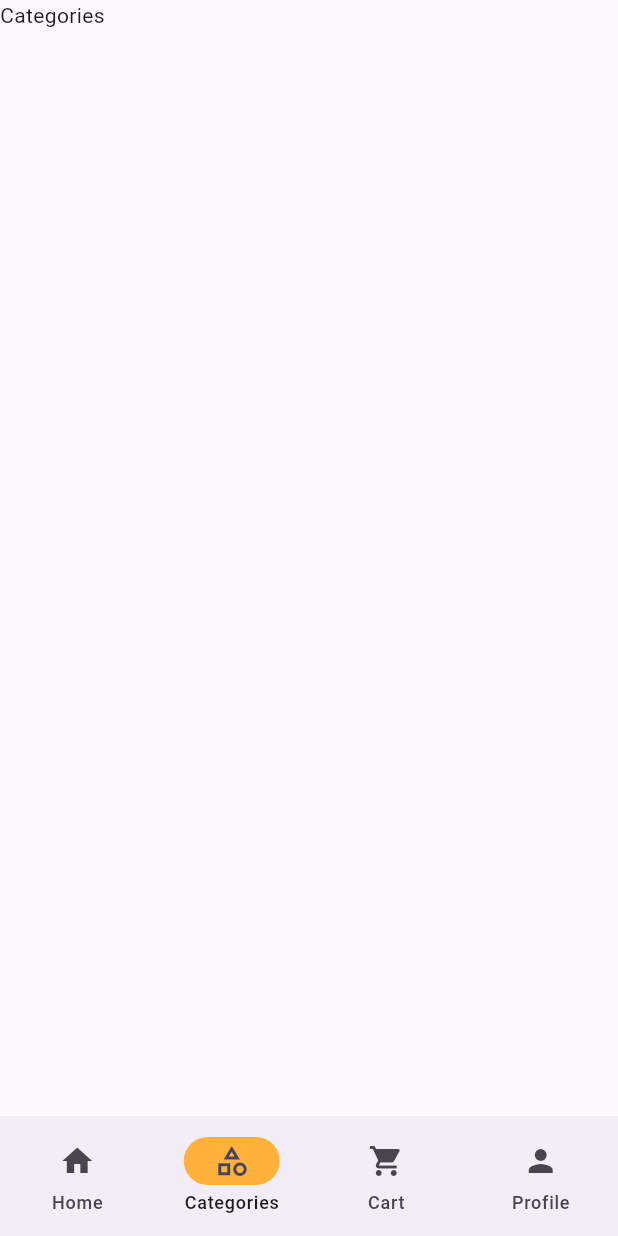
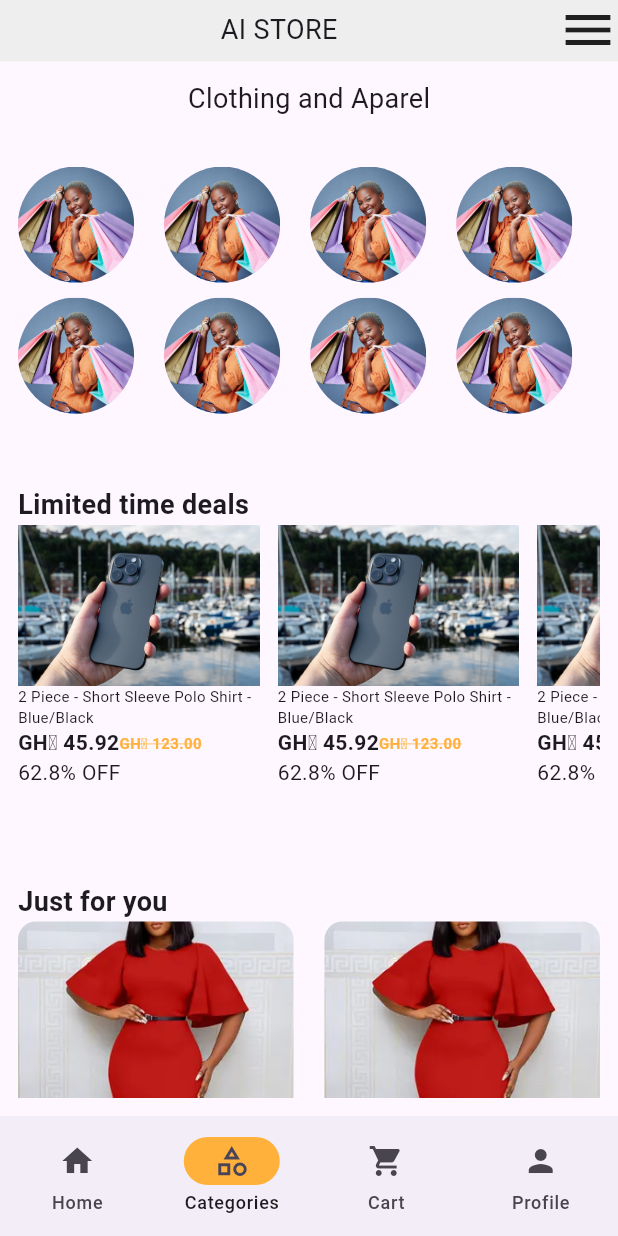
Before and after one commit to rans-rans/ai_store, a Flutter app: the screen it shows after launch, item 2 of the bottom bar chosen, on a phone screen of 412 x 824 dp. Run offline on Flutter 3.47's test engine with Material 3 defaults, Android fonts, the phone set to English and light mode, and no system bars; our stand-ins replace flutter_bloc.

Commit message:
added categories screen ui

```diff
--- /dev/null
+++ b/devtools_options.yaml
@@ -0,0 +1 @@
+extensions:
--- a/lib/main.dart
+++ b/lib/main.dart
@@ -25,6 +25,7 @@ class MyApp extends StatelessWidget {
         debugShowCheckedModeBanner: false,
         theme: lightTheme,
         darkTheme: darkTheme,
+        // themeMode: ThemeMode.dark,
       ),
     );
   }
--- a/lib/src/constants/colors.dart
+++ b/lib/src/constants/colors.dart
@@ -1,6 +1,7 @@
 import 'package:flutter/material.dart'
     show
         AppBarTheme,
+        CardTheme,
         Color,
         Colors,
         ElevatedButton,
@@ -22,9 +23,16 @@ final lightTheme = ThemeData.light().copyWith(
   elevatedButtonTheme: ElevatedButtonThemeData(
     style: ElevatedButton.styleFrom(foregroundColor: Colors.black),
   ),
+  cardTheme: const CardTheme(
+    surfaceTintColor: Colors.white,
+    // color: Colors.white,
+  ),
 );
 final darkTheme = ThemeData.dark().copyWith(
   primaryColor: primaryColor,
+  cardTheme: const CardTheme(
+    surfaceTintColor: Colors.black,
+  ),
   appBarTheme: const AppBarTheme(
     surfaceTintColor: Colors.black,
   ),
--- a/lib/src/constants/numbers.dart
+++ b/lib/src/constants/numbers.dart
@@ -9,7 +9,7 @@ const mediumSpacing = 16.0;
 const smallSpacing = 12.0;
 
 //styles
-const smallFont = 10.0;
+const smallFontSize = 10.0;
 const mediumFontSize = 18.0;
 const largeFontSize = 25.0;
 
--- a/lib/src/constants/strings.dart
+++ b/lib/src/constants/strings.dart
@@ -2,3 +2,4 @@
 const onboardingBackgroundImage = "assets/images/on_boarding_image.jpg";
 const googleLogoImage = "assets/images/google_logo.png";
 const iphone15Image = "assets/images/iphone15_img.jpeg";
+const redDressImage = "assets/images/red_dress.jpg";
--- /dev/null
+++ b/lib/src/features/home/presentation/screens/categories_screen.dart
@@ -0,0 +1,116 @@
+import 'package:flutter/material.dart';
+
+import '../../../../constants/numbers.dart';
+import '../widgets/categories_list.dart';
+
+class CategoriesScreen extends StatefulWidget {
+  const CategoriesScreen({super.key});
+
+  @override
+  State<CategoriesScreen> createState() => _CategoriesScreenState();
+}
+
+class _CategoriesScreenState extends State<CategoriesScreen>
+    with SingleTickerProviderStateMixin {
+  late AnimationController heightAnimationController;
+  late Animation<double> topContainerAnimation;
+
+  late Size screenSize;
+
+  final heightTransitionDuration = const Duration(milliseconds: 300);
+
+  @override
+  void initState() {
+    super.initState();
+
+    heightAnimationController = AnimationController(
+      vsync: this,
+      duration: heightTransitionDuration,
+    );
+  }
+
+  @override
+  void dispose() {
+    super.dispose();
+    heightAnimationController.dispose();
+  }
+
+  @override
+  Widget build(BuildContext context) {
+    screenSize = MediaQuery.sizeOf(context);
+    topContainerAnimation = Tween(
+      // 41 is just a lucky number i figured out from try and error. It works perfect for all screens
+      // Don't tell me it's a hardcoded value
+      begin: MediaQuery.paddingOf(context).top + 41,
+      end: screenSize.height -
+          (MediaQuery.paddingOf(context).bottom - kBottomNavigationBarHeight),
+    ).animate(heightAnimationController);
+
+    return Stack(
+      children: [
+        Container(
+          padding: const EdgeInsets.all(defaultPadding),
+          child: const CategoriesList(),
+        ),
+        AnimatedBuilder(
+          animation: topContainerAnimation,
+          builder: (context, child) {
+            return Container(
+              color: Colors.grey.shade200,
+              height: topContainerAnimation.value,
+              child: Column(
+                children: [
+                  SizedBox(height: MediaQuery.paddingOf(context).top),
+                  Row(
+                    children: [
+                      const Spacer(),
+                      const Text(
+                        "AI STORE",
+                        style: TextStyle(
+                          fontSize: mediumFontSize,
+                        ),
+                      ),
+                      const Spacer(),
+                      InkWell(
+                        onTap: () {
+                          if (heightAnimationController.isCompleted) {
+                            heightAnimationController.reverse();
+                          } else {
+                            heightAnimationController.forward();
+                          }
+                        },
+                        child: const Icon(
+                          Icons.menu,
+                          size: 40,
+                        ),
+                      ),
+                    ],
+                  ),
+                  //TODO list of categories here
+                  Expanded(
+                    child: GridView.builder(
+                      itemCount: 13,
+                      gridDelegate: const SliverGridDelegateWithFixedCrossAxisCount(
+                        crossAxisCount: 2,
+                        crossAxisSpacing: 5,
+                        mainAxisExtent: 100,
+                      ),
+                      itemBuilder: (context, index) {
+                        return const Card(
+                          child: SizedBox(
+                            height: 60,
+                            child: Text("Home Applicances"),
+                          ),
+                        );
+                      },
+                    ),
+                  )
+                ],
+              ),
+            );
+          },
+        ),
+      ],
+    );
+  }
+}
--- a/lib/src/features/home/presentation/screens/home_controller_screen.dart
+++ b/lib/src/features/home/presentation/screens/home_controller_screen.dart
@@ -2,6 +2,7 @@ import 'package:flutter/material.dart';
 import 'package:flutter_bloc/flutter_bloc.dart' show BlocBuilder, ReadContext;
 
 import '../blocs/bottom_nav_cubit/bottom_navigation_cubit.dart';
+import 'categories_screen.dart';
 import 'home_screen.dart';
 
 class HomeControllerScreen extends StatelessWidget {
@@ -9,28 +10,26 @@ class HomeControllerScreen extends StatelessWidget {
 
   @override
   Widget build(BuildContext context) {
-    final selectedIndexNotifier = ValueNotifier(0);
     const screens = [
       HomeScreen(),
-      Text("Categories"),
+      CategoriesScreen(),
       Text("Orders"),
       Text("Profile"),
     ];
+    return BlocBuilder<BottomNavigationCubit, int>(
+      builder: (context, state) {
         return Scaffold(
           body: BlocBuilder<BottomNavigationCubit, int>(
             builder: (context, state) {
               return screens[state];
             },
           ),
-      bottomNavigationBar: ValueListenableBuilder(
-          valueListenable: selectedIndexNotifier,
-          builder: (context, selectedIndex, child) {
-            return NavigationBar(
+          bottomNavigationBar: NavigationBar(
             indicatorColor: Theme.of(context).primaryColor,
-              selectedIndex: selectedIndex,
+            selectedIndex: state,
             onDestinationSelected: (index) {
+              if (state == index) return;
               context.read<BottomNavigationCubit>().changeTab(index);
-                selectedIndexNotifier.value = index;
             },
             destinations: const [
               NavigationDestination(
@@ -50,8 +49,9 @@ class HomeControllerScreen extends StatelessWidget {
                 label: "Profile",
               ),
             ],
+          ),
         );
-          }),
+      },
     );
   }
 }
--- /dev/null
+++ b/lib/src/features/home/presentation/widgets/categories_just_for_you_widget.dart
@@ -0,0 +1,39 @@
+import 'package:flutter/material.dart';
+
+import '../../../../constants/numbers.dart';
+import '../../../../constants/strings.dart';
+
+class CategoriesJustForYouWidget extends StatelessWidget {
+  const CategoriesJustForYouWidget({super.key});
+
+  @override
+  Widget build(BuildContext context) {
+    return Column(
+      crossAxisAlignment: CrossAxisAlignment.start,
+      children: [
+        //TODO  just for you image comes here
+        ClipRRect(
+          borderRadius: BorderRadius.circular(cardBorderRadius),
+          child: Image.asset(
+            redDressImage,
+            // height: screenSize.height * 0.15,
+            fit: BoxFit.cover,
+          ),
+        ),
+        const Text(
+          "Latest round neck short running from top to bottom",
+          maxLines: 1,
+          style: TextStyle(overflow: TextOverflow.ellipsis),
+        ),
+        const Text(
+          "GH₵ 500.99",
+          style: TextStyle(fontWeight: mediumFontWeight),
+        ),
+        const Text(
+          "Free delivery•from Ghana",
+          style: TextStyle(fontSize: smallFontSize, color: Colors.grey),
+        )
+      ],
+    );
+  }
+}
--- /dev/null
+++ b/lib/src/features/home/presentation/widgets/categories_list.dart
@@ -0,0 +1,93 @@
+import 'package:flutter/material.dart';
+
+import '../../../../constants/numbers.dart';
+import '../../../../constants/strings.dart';
+import 'categories_just_for_you_widget.dart';
+import 'limited_timed_deals_widget.dart';
+
+class CategoriesList extends StatelessWidget {
+  const CategoriesList({super.key});
+
+  @override
+  Widget build(BuildContext context) {
+    final screenSize = MediaQuery.sizeOf(context);
+    return SingleChildScrollView(
+      child: Column(
+        crossAxisAlignment: CrossAxisAlignment.start,
+        children: [
+          SizedBox(height: MediaQuery.paddingOf(context).top + 41),
+          //TODO  category name comes here
+          const Align(
+            alignment: Alignment.center,
+            child: Text(
+              "Clothing and Aparel",
+              style: TextStyle(fontSize: mediumFontSize),
+            ),
+          ),
+          const SizedBox(height: mediumSpacing * 2),
+          //TODO  sub-categories comes here
+          SizedBox(
+            height: screenSize.height * 0.2,
+            child: GridView.builder(
+              itemCount: 13,
+              scrollDirection: Axis.horizontal,
+              gridDelegate: const SliverGridDelegateWithFixedCrossAxisCount(
+                crossAxisCount: 2,
+                mainAxisSpacing: 20,
+                crossAxisSpacing: 10,
+              ),
+              itemBuilder: (context, index) {
+                //TODO it should have a tap event
+                return const CircleAvatar(
+                  backgroundImage: AssetImage(
+                    onboardingBackgroundImage,
+                  ),
+                );
+              },
+            ),
+          ),
+          const SizedBox(height: mediumSpacing * 3),
+          const Text(
+            "Limited time deals",
+            style: TextStyle(
+              fontSize: mediumFontSize,
+              fontWeight: mediumFontWeight,
+            ),
+          ),
+          //TODO limited time deals comes here
+          SizedBox(
+            height: screenSize.height * 0.27,
+            child: ListView.builder(
+              itemCount: 12,
+              itemExtent: screenSize.width * 0.42,
+              scrollDirection: Axis.horizontal,
+              itemBuilder: (context, index) {
+                return const LimitedTimeDealsWidget();
+              },
+            ),
+          ),
+          const SizedBox(height: mediumSpacing),
+          const Text(
+            "Just for you",
+            style: TextStyle(
+              fontWeight: mediumFontWeight,
+              fontSize: mediumFontSize,
+            ),
+          ),
+          GridView.builder(
+            primary: false,
+            shrinkWrap: true,
+            itemCount: 7,
+            gridDelegate: SliverGridDelegateWithFixedCrossAxisCount(
+                crossAxisCount: 2,
+                mainAxisExtent: 250,
+                crossAxisSpacing: screenSize.width * 0.05),
+            itemBuilder: (context, index) {
+              return const CategoriesJustForYouWidget();
+            },
+          ),
+        ],
+      ),
+    );
+  }
+}
--- /dev/null
+++ b/lib/src/features/home/presentation/widgets/limited_timed_deals_widget.dart
@@ -0,0 +1,54 @@
+import 'package:flutter/material.dart';
+
+import '../../../../constants/numbers.dart';
+import '../../../../constants/strings.dart';
+
+class LimitedTimeDealsWidget extends StatelessWidget {
+  const LimitedTimeDealsWidget({super.key});
+
+  @override
+  Widget build(BuildContext context) {
+    return Padding(
+      padding: const EdgeInsets.only(right: 12),
+      child: Column(
+        crossAxisAlignment: CrossAxisAlignment.start,
+        children: [
+          Image.asset(iphone15Image),
+          //TODO  item name comes here
+          const Text(
+            "2 Piece - Short Sleeve Polo Shirt - Blue/Black",
+            style: TextStyle(fontSize: smallFontSize),
+            maxLines: 2,
+            overflow: TextOverflow.ellipsis,
+          ),
+          Row(
+            children: [
+              //TODO  price comes here
+              const Text(
+                "GH₵ 45.92",
+                style: TextStyle(
+                  fontWeight: mediumFontWeight,
+                ),
+              ),
+              //TODO discount comes here
+              Text(
+                "GH₵ 123.00",
+                style: TextStyle(
+                  decoration: TextDecoration.lineThrough,
+                  color: Theme.of(context).primaryColor,
+                  fontSize: smallFontSize,
+                  decorationColor: Theme.of(context).primaryColor,
+                  fontWeight: mediumFontWeight,
+                ),
+              ),
+            ],
+          ),
+          Text(
+            "62.8% OFF",
+            style: TextStyle(),
+          ),
+        ],
+      ),
+    );
+  }
+}
```
Also changed, not shown: assets/images/red_dress.jpg (added). Lines whose indentation alone changed are shown as unchanged.
